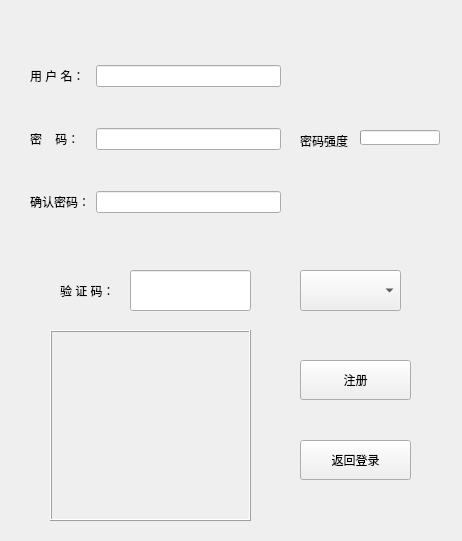
Qt form signup.ui (Nahjs/Bejeweled) before a commit.
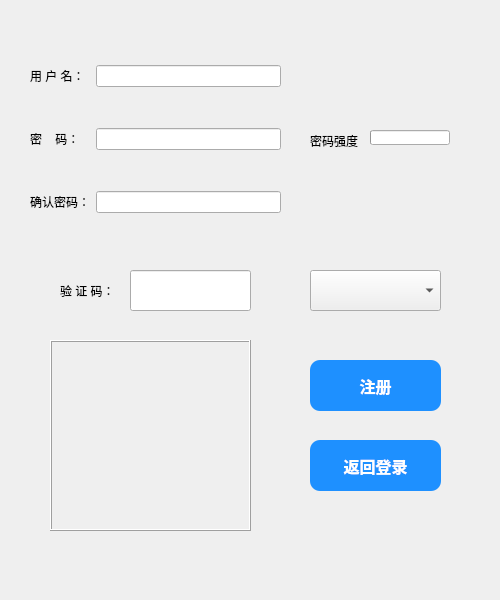
The same form after that commit.

Commit message: 游戏界面微调

```diff
--- a/signup.ui
+++ b/signup.ui
@@ -6,22 +6,46 @@
    <rect>
     <x>0</x>
     <y>0</y>
-    <width>462</width>
-    <height>541</height>
+    <width>500</width>
+    <height>600</height>
    </rect>
   </property>
   <property name="windowTitle">
    <string>注册</string>
   </property>
+  <property name="styleSheet">
+   <string notr="true"/>
+  </property>
   <widget class="QPushButton" name="pushButton_2">
    <property name="geometry">
     <rect>
-     <x>300</x>
+     <x>310</x>
      <y>360</y>
-     <width>111</width>
-     <height>40</height>
+     <width>131</width>
+     <height>51</height>
     </rect>
    </property>
+   <property name="styleSheet">
+    <string notr="true">QPushButton {
+    background-color: #1e90ff; /* 按钮背景色 */
+    border: none;
+    border-radius: 10px;
+    color: white;
+    font-size: 16px;
+    padding: 10px 20px;
+    font-weight: bold;
+    box-shadow: 5px 5px 15px rgba(0, 0, 0, 0.3); /* 模拟阴影 */
+}
+
+QPushButton:hover {
+    background-color: #4682b4;
+}
+
+QPushButton:pressed {
+    background-color: #5f9ea0;
+}
+</string>
+   </property>
    <property name="text">
     <string>注册</string>
    </property>
@@ -29,12 +53,33 @@
   <widget class="QPushButton" name="btn_return">
    <property name="geometry">
     <rect>
-     <x>300</x>
+     <x>310</x>
      <y>440</y>
-     <width>111</width>
-     <height>40</height>
+     <width>131</width>
+     <height>51</height>
     </rect>
    </property>
+   <property name="styleSheet">
+    <string notr="true">QPushButton {
+    background-color: #1e90ff; /* 按钮背景色 */
+    border: none;
+    border-radius: 10px;
+    color: white;
+    font-size: 16px;
+    padding: 10px 20px;
+    font-weight: bold;
+    box-shadow: 5px 5px 15px rgba(0, 0, 0, 0.3); /* 模拟阴影 */
+}
+
+QPushButton:hover {
+    background-color: #4682b4;
+}
+
+QPushButton:pressed {
+    background-color: #5f9ea0;
+}
+</string>
+   </property>
    <property name="text">
     <string>返回登录</string>
    </property>
@@ -92,9 +137,9 @@
   <widget class="QComboBox" name="verificationMethodBox">
    <property name="geometry">
     <rect>
-     <x>300</x>
+     <x>310</x>
      <y>270</y>
-     <width>101</width>
+     <width>131</width>
      <height>41</height>
     </rect>
    </property>
@@ -125,7 +170,7 @@
   <widget class="QLabel" name="strengthLabel">
    <property name="geometry">
     <rect>
-     <x>300</x>
+     <x>310</x>
      <y>120</y>
      <width>60</width>
      <height>41</height>
@@ -138,7 +183,7 @@
   <widget class="QProgressBar" name="strengthBar">
    <property name="geometry">
     <rect>
-     <x>360</x>
+     <x>370</x>
      <y>130</y>
      <width>80</width>
      <height>15</height>
@@ -155,7 +200,7 @@
    <property name="geometry">
     <rect>
      <x>50</x>
-     <y>330</y>
+     <y>340</y>
      <width>201</width>
      <height>191</height>
     </rect>
```
The commit also changes 2 other files.
